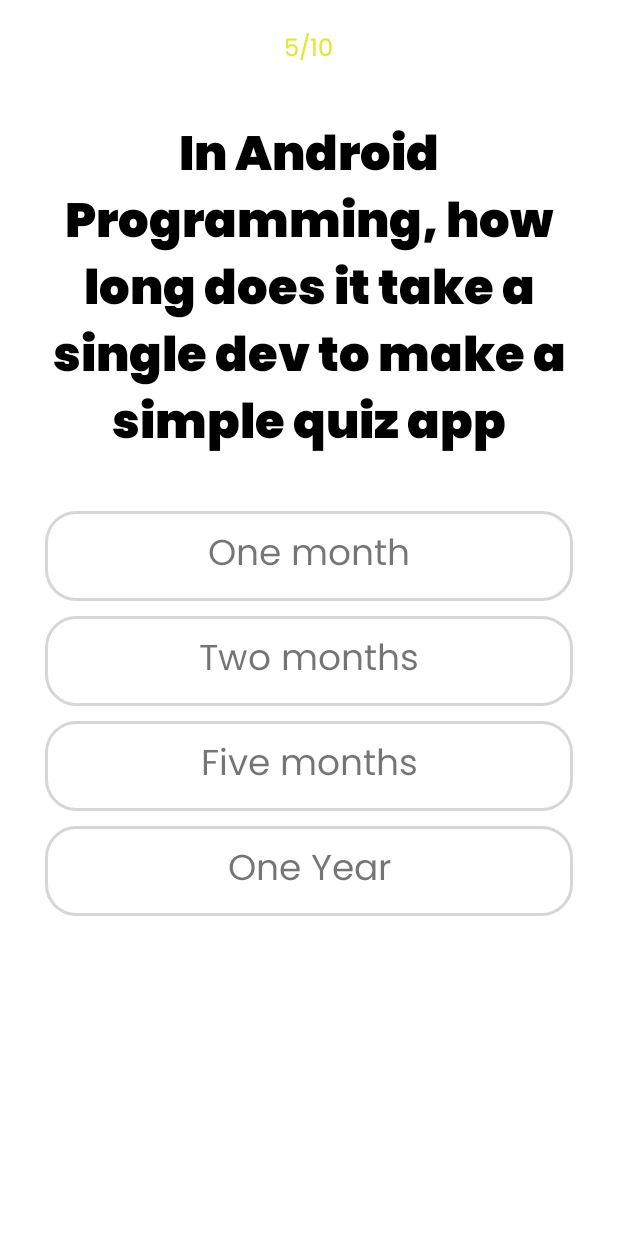
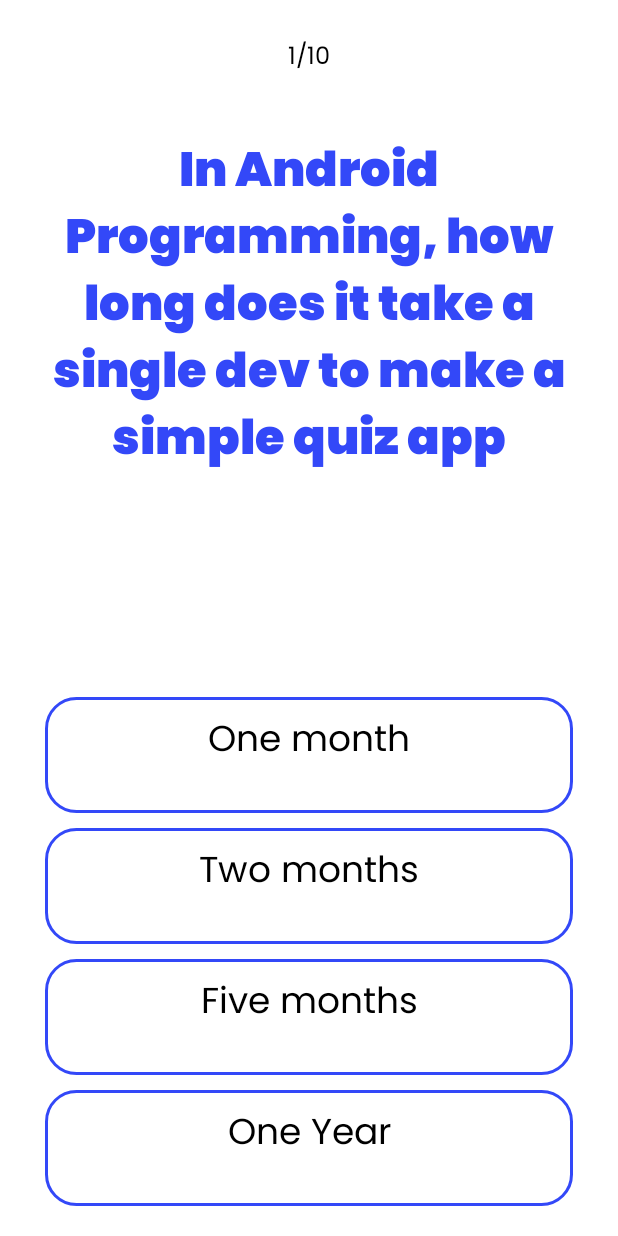
Before and after one commit to WGMI/quizmeapp, an Android app: the layout fragment_quiz.xml on its own in the app's theme, with its tools: preview values and no code run, on a phone screen of 412 x 824 dp. Run offline under Robolectric (Android 15) with nearby library versions, the phone set to English and light mode, and no system bars.

Commit message:
Various changes

```diff
--- a/app/src/main/java/com/example/quizmeapp/MainActivity.java
+++ b/app/src/main/java/com/example/quizmeapp/MainActivity.java
@@ -103,6 +103,7 @@ public class MainActivity extends AppCompatActivity {
             fragment.setArguments(bundle);
         }
 
+        //bottomNavigationView.setSelectedItemId(R.id.home);
         if(selection != 0){
             bottomNavigationView.setSelectedItemId(selection);
         }
--- a/app/src/main/res/drawable/answer_bg.xml
+++ b/app/src/main/res/drawable/answer_bg.xml
@@ -8,6 +8,6 @@
         android:topLeftRadius="20dp"
         android:topRightRadius="20dp"/>
     <stroke
-        android:color="@color/swali_red"
+        android:color="@color/primary"
         android:width="2dp"/>
 </shape>
--- a/app/src/main/res/layout/fragment_quiz.xml
+++ b/app/src/main/res/layout/fragment_quiz.xml
@@ -10,11 +10,12 @@
 
     <TextView
         android:id="@+id/counter"
-        android:text="5/10"
+        android:text="1/10"
         android:textSize="16sp"
         android:layout_margin="10sp"
-        android:textColor="@color/secondary"
+        android:textColor="@color/black"
         android:fontFamily="@font/regular"
+        android:padding="5sp"
         android:layout_width="wrap_content"
         android:layout_height="wrap_content"/>
 
@@ -23,17 +24,25 @@
         android:textAlignment="center"
         android:text="In Android Programming, how long does it take a single dev to make a simple quiz app"
         android:textSize="32sp"
-        android:textColor="@color/black"
+        android:textColor="@color/primary"
         android:fontFamily="@font/black"
         android:layout_marginTop="20sp"
         android:layout_marginBottom="28sp"
+        android:layout_weight="1"
         android:layout_width="wrap_content"
-        android:layout_height="wrap_content"/>
+        android:layout_height="0sp"/>
+
+    <LinearLayout
+        android:layout_weight="1"
+        android:layout_width="match_parent"
+        android:layout_height="0sp"
+        android:orientation="vertical">
 
         <TextView
             android:id="@+id/choice1"
             android:text="One month"
             android:textSize="24sp"
+            android:textColor="#000"
             android:textAlignment="center"
             android:fontFamily="@font/regular"
             android:background="@drawable/answer_bg"
@@ -42,13 +51,15 @@
             android:layout_marginBottom="10sp"
             android:layout_marginLeft="20sp"
             android:layout_marginRight="20sp"
+            android:layout_weight="1"
             android:layout_width="match_parent"
-        android:layout_height="wrap_content"/>
+            android:layout_height="0sp"/>
 
         <TextView
             android:id="@+id/choice2"
             android:text="Two months"
             android:textSize="24sp"
+            android:textColor="#000"
             android:textAlignment="center"
             android:fontFamily="@font/regular"
             android:background="@drawable/answer_bg"
@@ -57,13 +68,15 @@
             android:layout_marginBottom="10sp"
             android:layout_marginLeft="20sp"
             android:layout_marginRight="20sp"
+            android:layout_weight="1"
             android:layout_width="match_parent"
-        android:layout_height="wrap_content"/>
+            android:layout_height="0sp"/>
 
         <TextView
             android:id="@+id/choice3"
             android:text="Five months"
             android:textSize="24sp"
+            android:textColor="#000"
             android:textAlignment="center"
             android:fontFamily="@font/regular"
             android:background="@drawable/answer_bg"
@@ -72,13 +85,15 @@
             android:layout_marginBottom="10sp"
             android:layout_marginLeft="20sp"
             android:layout_marginRight="20sp"
+            android:layout_weight="1"
             android:layout_width="match_parent"
-        android:layout_height="wrap_content"/>
+            android:layout_height="0sp"/>
 
         <TextView
             android:id="@+id/choice4"
             android:text="One Year"
             android:textSize="24sp"
+            android:textColor="#000"
             android:textAlignment="center"
             android:fontFamily="@font/regular"
             android:background="@drawable/answer_bg"
@@ -87,9 +102,10 @@
             android:layout_marginBottom="10sp"
             android:layout_marginLeft="20sp"
             android:layout_marginRight="20sp"
+            android:layout_weight="1"
             android:layout_width="match_parent"
-        android:layout_height="wrap_content"/>
-
-
+            android:layout_height="0sp"/>
 
     </LinearLayout>
+
+</LinearLayout>
--- a/app/src/main/res/values-night/themes.xml
+++ b/app/src/main/res/values-night/themes.xml
@@ -1,6 +1,6 @@
 <resources xmlns:tools="http://schemas.android.com/tools">
     <!-- Base application theme. -->
-    <style name="Theme.QuizMeApp" parent="Theme.MaterialComponents.DayNight.DarkActionBar">
+    <style name="Theme.QuizMeApp" parent="Theme.MaterialComponents.DayNight.NoActionBar">
         <!-- Primary brand color. -->
         <item name="colorPrimary">@color/purple_200</item>
         <item name="colorPrimaryVariant">@color/purple_700</item>
--- a/app/src/main/res/values/themes.xml
+++ b/app/src/main/res/values/themes.xml
@@ -1,6 +1,6 @@
 <resources xmlns:tools="http://schemas.android.com/tools">
     <!-- Base application theme. -->
-    <style name="Theme.QuizMeApp" parent="Theme.MaterialComponents.DayNight.DarkActionBar">
+    <style name="Theme.QuizMeApp" parent="Theme.MaterialComponents.DayNight.NoActionBar">
         <!-- Primary brand color. -->
         <item name="colorPrimary">@color/primary</item>
         <item name="colorPrimaryVariant">@color/primary</item>
```
Also changed, not shown: app/src/main/java/com/example/quizmeapp/Fragments/Home.java (+13 -1 lines), app/src/main/java/com/example/quizmeapp/Fragments/NewQuiz.java (+101 -9 lines), app/src/main/java/com/example/quizmeapp/Fragments/Quiz.java (deleted, +0 -66 lines), app/src/main/java/com/example/quizmeapp/Fragments/QuizFragment.java (added, +237 -0 lines), app/src/main/java/com/example/quizmeapp/Models/Adapters/QuizAdapter.java (+11 -0 lines), app/src/main/java/com/example/quizmeapp/Models/Question.java (added, +42 -0 lines), app/src/main/java/com/example/quizmeapp/Utils/Helper.java (+26 -65 lines). Lines whose indentation alone changed are shown as unchanged.
